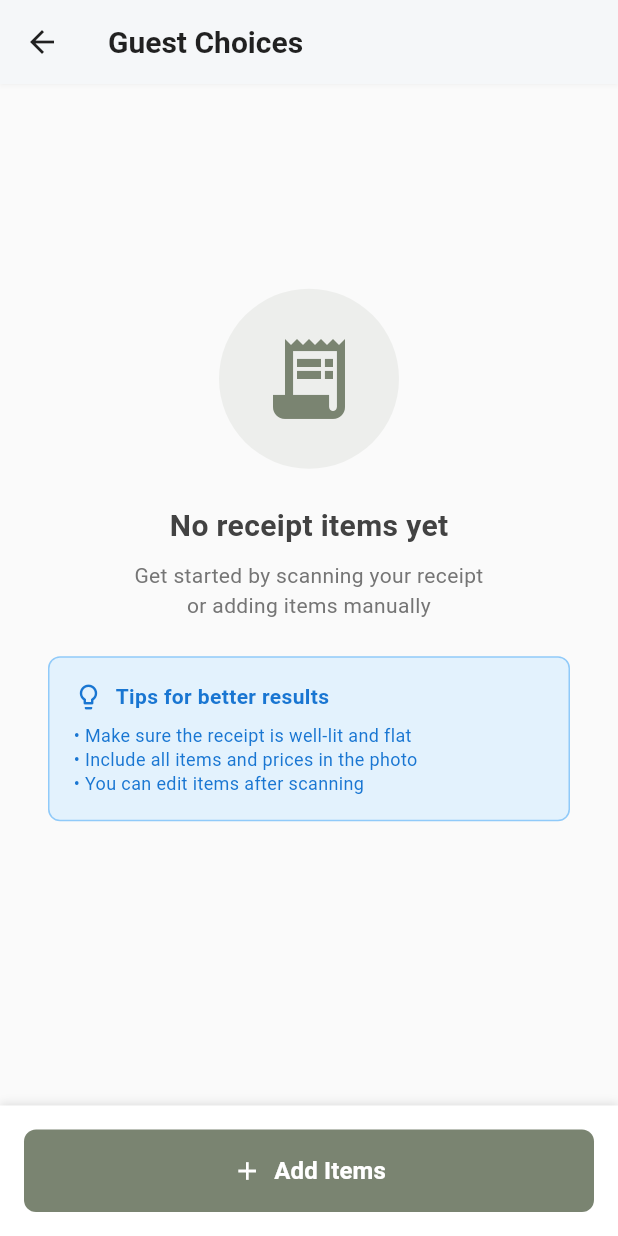
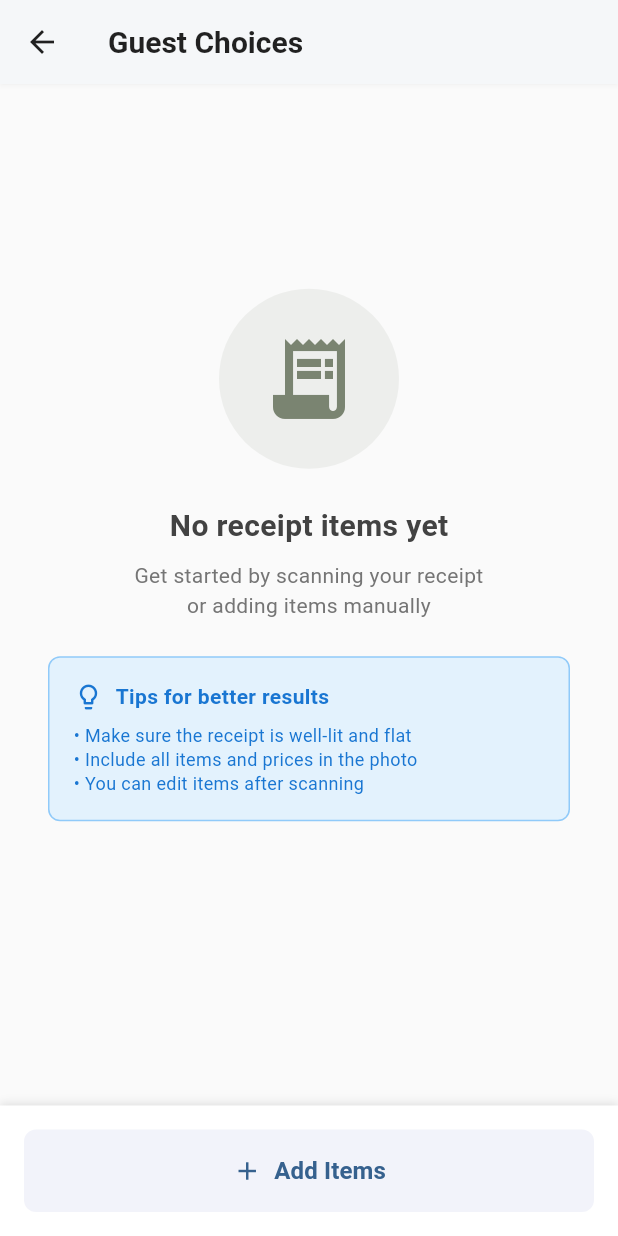
Before and after one commit to noodev8/splitdine2, a Flutter app: the ReceiptScanScreen screen opened directly with empty values, after a tap on the "close" icon, on a phone screen of 412 x 824 dp. Run offline on Flutter 3.47's test engine with Material 3 defaults, Android fonts, the phone set to English and light mode, and no system bars; our stand-ins replace image_picker, shared_preferences; accounts and stored records are empty; network calls fail.

Commit message:
Fix Add Items button styling on Guest Choices screen
- Removed explicit backgroundColor and foregroundColor overrides
- Now uses default theme colors like Payment Summary button
- Should resolve grey appearance issue
- Matches exact styling pattern from session dashboard button

🤖 Generated with [Claude Code](https://claude.ai/code)

Co-Authored-By: Claude <noreply@anthropic.com>

```diff
--- a/splitdine2_flutter/lib/screens/receipt_scan_screen.dart
+++ b/splitdine2_flutter/lib/screens/receipt_scan_screen.dart
@@ -282,8 +282,6 @@ class _ReceiptScanScreenState extends State<ReceiptScanScreen> with WidgetsBindi
               ),
             ),
             style: ElevatedButton.styleFrom(
-              backgroundColor: const Color(0xFF7A8471),
-              foregroundColor: Colors.white,
               padding: const EdgeInsets.symmetric(vertical: 16),
               shape: RoundedRectangleBorder(
                 borderRadius: BorderRadius.circular(8),
```
